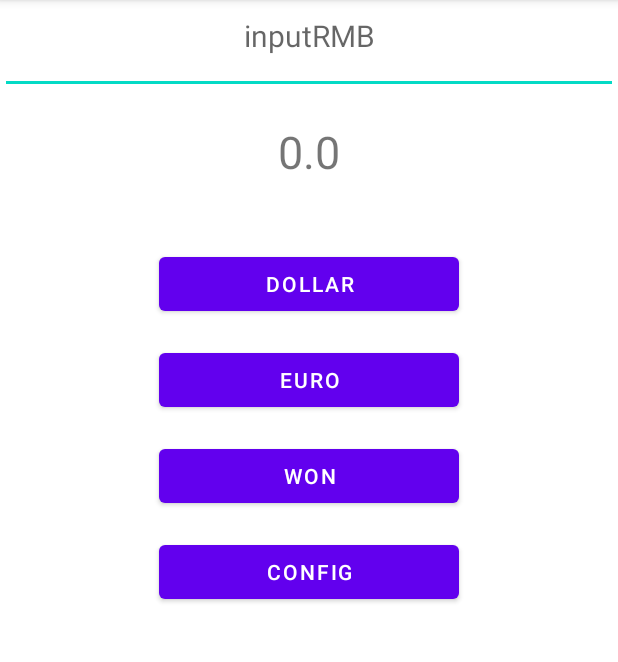
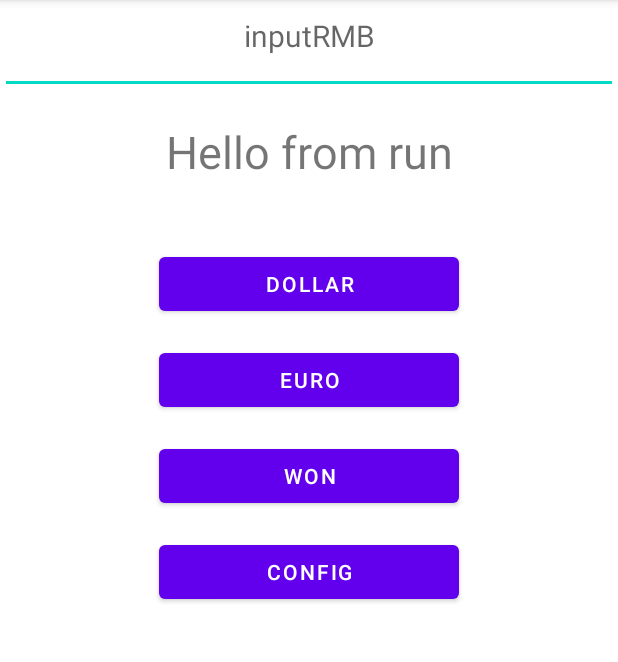
Before and after one commit to MercuryShirley/money, an Android app: the screen it shows after launch (MainActivity), after a tap on "DOLLAR", on a phone screen of 412 x 824 dp, the part 84-746 px from its top. Run offline under Robolectric (Android 15) with nearby library versions, the phone set to English and light mode, and no system bars; 1 statement that could not run was skipped.

Commit message:
41810041-zjy-money(handler)

```diff
--- a/app/src/main/AndroidManifest.xml
+++ b/app/src/main/AndroidManifest.xml
@@ -1,13 +1,14 @@
 <?xml version="1.0" encoding="utf-8"?>
 <manifest xmlns:android="http://schemas.android.com/apk/res/android"
     package="com.example.money">
-
+<uses-permission android:name="android.permission.INTERNET"/>
     <application
         android:allowBackup="true"
         android:icon="@mipmap/ic_launcher"
         android:label="@string/app_name"
         android:roundIcon="@mipmap/ic_launcher_round"
         android:supportsRtl="true"
+        android:usesCleartextTraffic="true"
         android:theme="@style/Theme.Money">
         <activity
             android:name=".MainActivity"
--- a/app/src/main/java/com/example/money/MainActivity.java
+++ b/app/src/main/java/com/example/money/MainActivity.java
@@ -5,31 +5,72 @@ import androidx.annotation.NonNull;
 import androidx.annotation.Nullable;
 import androidx.appcompat.app.AppCompatActivity;
 
+import android.app.Activity;
 import android.content.Intent;
+import android.content.SharedPreferences;
 import android.os.Bundle;
+import android.os.Handler;
+import android.os.Looper;
+import android.os.Message;
+import android.util.Log;
 import android.view.Menu;
 import android.view.MenuItem;
 import android.view.View;
 import android.widget.EditText;
 import android.widget.TextView;
 
-public class MainActivity extends AppCompatActivity {
+import java.io.IOException;
+import java.io.InputStream;
+import java.io.InputStreamReader;
+import java.net.HttpURLConnection;
+import java.net.MalformedURLException;
+import java.net.URL;
+import java.io.Reader;
+
+public class MainActivity extends AppCompatActivity implements Runnable {
 
     EditText rmb1;
-    float dollar_rate=0.35f;
-    float euro_rate=0.28f;
-    float won_rate=501f;
+    float dollar_rate = 0.35f;
+    float euro_rate = 0.28f;
+    float won_rate = 501f;
     double rmb;
+    TextView result;
+    private static final String TAG = "rmb";
+    Handler handler;//不要写任何方法，只能定义
+
     @Override
     protected void onCreate(Bundle savedInstanceState) {
         super.onCreate(savedInstanceState);
         setContentView(R.layout.activity_main);
 
+        result = findViewById(R.id.outputrmb);
+
+        handler = new Handler(Looper.myLooper()) {
+            @Override
+            public void handleMessage(@NonNull Message msg) {
+                if (msg.what == 6) {
+                    String str = (String) msg.obj;
+                    result.setText(str);
+                }
+                super.handleMessage(msg);
+            }
+        };
+        //启动线程
+        Thread thread = new Thread(this);
+        thread.start();//this.run
+
+        //将myrate文档里面的rate数据取出
+        SharedPreferences sharedPreferences = getSharedPreferences("myrate", Activity.MODE_PRIVATE);
+        dollar_rate = sharedPreferences.getFloat("dollar_rate", 0.0f);
+        euro_rate = sharedPreferences.getFloat("euro_rate", 0.0f);
+        won_rate = sharedPreferences.getFloat("won_rate", 0.0f);
+
     }
-    public void rmb(View add){
-        rmb1= findViewById(R.id.inputrmb);
+
+    public void rmb(@NonNull View add) {
+        rmb1 = findViewById(R.id.inputrmb);
         rmb = Double.valueOf(rmb1.getText().toString());
-        TextView out=findViewById(R.id.outputrmb);
+        TextView out = findViewById(R.id.outputrmb);
         /*if(rmb1.length()>0) {*/
         if (add.getId() == R.id.dollar) {
             rmb += rmb * dollar_rate;
@@ -40,48 +81,94 @@ public class MainActivity extends AppCompatActivity {
         }
         out.setText(String.valueOf(rmb));
     }
+
     /*else
     {
         Toast.makeText(this, "请输入金额", Toast.LENGTH_SHORT).show();
     }
 }*/
-    public void  openOne(View btn)
-    {
-        Intent config=new Intent(this,rate.class);
-        config.putExtra("dollar_rate1",dollar_rate);
-        config.putExtra("euro_rate1",euro_rate);
-        config.putExtra("won_rate1",won_rate);
-        startActivity(config);
+    public void openOne(View btn) {
+        Intent config = new Intent(this, rate.class);
+        config.putExtra("dollar_rate1", dollar_rate);
+        config.putExtra("euro_rate1", euro_rate);
+        config.putExtra("won_rate1", won_rate);
+        startActivityForResult(config, 1);
     }
-    public void config(){
-        Intent intent=getIntent();
-        float dollar_rate=intent.getFloatExtra("dollar_rate_key",0.0f);
-        float euro_rate=intent.getFloatExtra("euro_rate_key",0.0f);
-        float won_rate=intent.getFloatExtra("won_rate_key",0.0f);
+
+    public void config() {
+        Intent intent = getIntent();
+        float dollar_rate = intent.getFloatExtra("dollar_rate_key", 0.0f);
+        float euro_rate = intent.getFloatExtra("euro_rate_key", 0.0f);
+        float won_rate = intent.getFloatExtra("won_rate_key", 0.0f);
     }
+
     @Override
     protected void onActivityResult(int requestCode, int resultCode, @Nullable Intent data) {
-        if (requestCode==1&&requestCode==3)
-        {
-            dollar_rate=data.getFloatExtra("dollar_rate_key",0.1f);
-            euro_rate=data.getFloatExtra("euro_rate_key",0.1f);
-            won_rate=data.getFloatExtra("won_rate_key",0.1f);
+        if (requestCode == 1 && resultCode == 2) {
+            dollar_rate = data.getFloatExtra("dollar_rate_key", 0.1f);
+            euro_rate = data.getFloatExtra("euro_rate_key", 0.1f);
+            won_rate = data.getFloatExtra("won_rate_key", 0.1f);
         }
         super.onActivityResult(requestCode, resultCode, data);
     }
 
     @Override
     public boolean onCreateOptionsMenu(Menu menu) {
-        getMenuInflater().inflate(R.menu.mymenu,menu);
+        getMenuInflater().inflate(R.menu.mymenu, menu);
         return true;
     }
 
     @Override
     public boolean onOptionsItemSelected(@NonNull MenuItem item) {
-        if(item.getItemId()==R.id.setting)
-        {
+        if (item.getItemId() == R.id.setting) {
+            //菜单事件代码
             config();
         }
         return super.onOptionsItemSelected(item);
     }
+
+    @Override
+    public void run() {
+        Log.i(TAG, "run...");
+        //延迟
+        try {
+            Thread.sleep(3000);
+        } catch (InterruptedException e) {
+            e.printStackTrace();
+        }
+        //发送消息
+        Message msg = handler.obtainMessage(6);
+        //message=6
+        msg.obj = "Hello from run";
+        handler.sendMessage(msg);
+
+        //获取网络数据
+        URL url = null;
+        try {
+            url = new URL("https://www.360.cn/");
+            HttpURLConnection http = (HttpURLConnection) url.openConnection();
+            InputStream in = http.getInputStream();
+            String html = inputStream2String(in);
+            Log.i(TAG, "run: html=" + html);
+        } catch (MalformedURLException e) {
+            e.printStackTrace();
+        } catch (IOException e) {
+            e.printStackTrace();
+        }
+
+    }
+
+    private String inputStream2String(InputStream inputStream) throws IOException {
+        final int bufferSize = 1024;
+        final char[] buffer = new char[bufferSize];
+        final StringBuilder out = new StringBuilder();
+        Reader in = new InputStreamReader(inputStream, "utf-8");
+        while (true) {
+            int rsz = in.read(buffer, 0, buffer.length);
+            if (rsz < 0)
+                break;
+            out.append(buffer, 0, rsz);
+        }
+        return out.toString();
+    }
 }
--- a/app/src/main/java/com/example/money/rate.java
+++ b/app/src/main/java/com/example/money/rate.java
@@ -34,9 +34,14 @@ public class rate extends AppCompatActivity {
         config.putExtra("dollar_rate1",dollar_rate);
         config.putExtra("euro_rate1",euro_rate);
         config.putExtra("won_rate1",won_rate);
+
+        //将rate数据存入myrate文档里
+
         startActivityForResult(config,1);
         //关闭当前窗口
         finish();
     }
 
+
+
 }
```
Also changed, not shown: build.gradle (line endings or trailing spaces).
